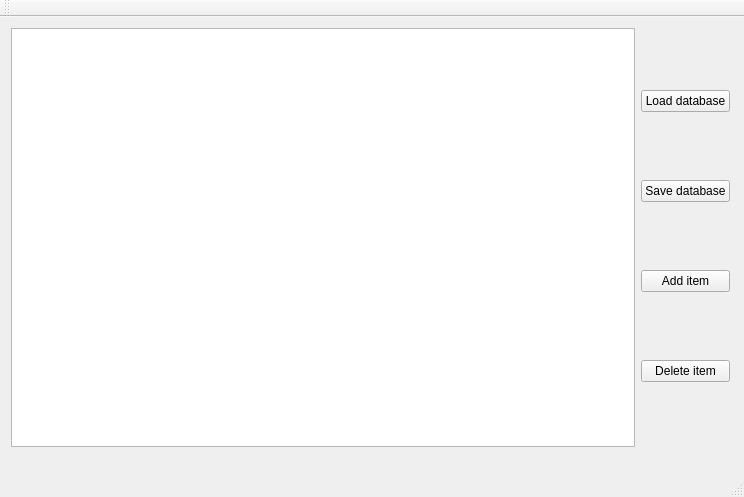
pan-mroku/yarl, file mainwindow.ui: the form before one commit.
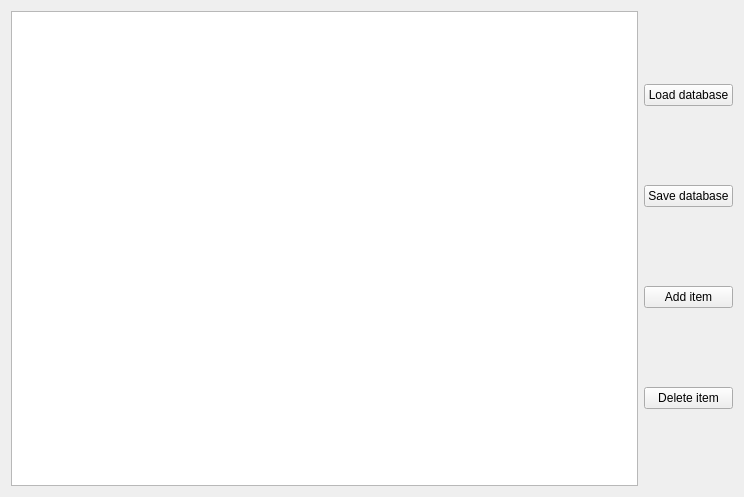
The form after the commit.

```diff
--- a/mainwindow.ui
+++ b/mainwindow.ui
@@ -14,15 +14,8 @@
    <string>yarl</string>
   </property>
   <widget class="QWidget" name="centralWidget">
-   <widget class="QWidget" name="horizontalLayoutWidget">
-    <property name="geometry">
-     <rect>
-      <x>0</x>
-      <y>0</y>
-      <width>741</width>
-      <height>441</height>
-     </rect>
-    </property>
+   <layout class="QHBoxLayout" name="_2">
+    <item>
     <layout class="QHBoxLayout" name="horizontalLayout">
      <property name="sizeConstraint">
       <enum>QLayout::SetMaximumSize</enum>
@@ -63,27 +56,9 @@
       </layout>
      </item>
     </layout>
-   </widget>
-  </widget>
-  <widget class="QMenuBar" name="menuBar">
-   <property name="geometry">
-    <rect>
-     <x>0</x>
-     <y>0</y>
-     <width>744</width>
-     <height>22</height>
-    </rect>
-   </property>
-  </widget>
-  <widget class="QToolBar" name="mainToolBar">
-   <attribute name="toolBarArea">
-    <enum>TopToolBarArea</enum>
-   </attribute>
-   <attribute name="toolBarBreak">
-    <bool>false</bool>
-   </attribute>
-  </widget>
-  <widget class="QStatusBar" name="statusBar"/>
+    </item>
+   </layout>
+  </widget>
  </widget>
  <layoutdefault spacing="6" margin="11"/>
  <resources/>
```
Lines whose indentation alone changed are shown as unchanged.
